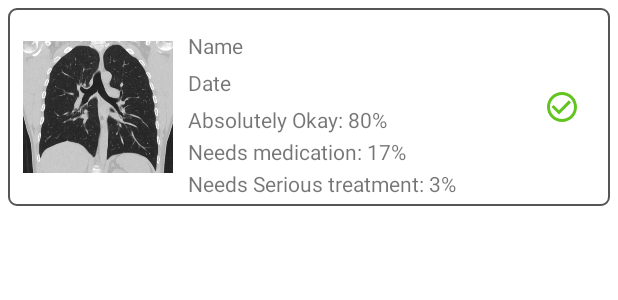
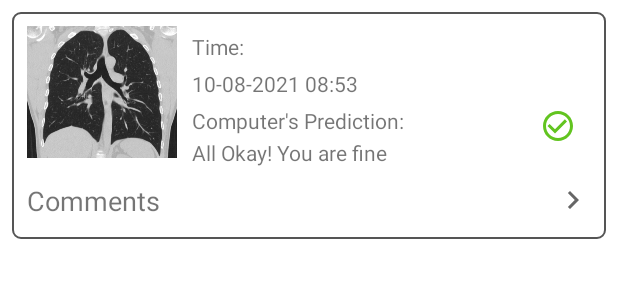
Before and after one commit to pulkit697/GoCorona, an Android app: the layout list_item_view_history_x_rays.xml on its own in the app's theme, with its tools: preview values and no code run, on a phone screen of 412 x 824 dp. Shown: the top 300 px of the screen. Run offline under Robolectric (Android 15) with nearby library versions, the phone set to English and light mode, and no system bars; network calls fail; Roboto replaces fonts that are not available here.

Commit message:
post ct scan warking

```diff
--- a/app/build.gradle
+++ b/app/build.gradle
@@ -43,7 +43,7 @@ dependencies {
     implementation 'androidx.core:core-ktx:1.6.0'
     implementation 'androidx.appcompat:appcompat:1.3.1'
     implementation 'com.google.android.material:material:1.4.0'
-    implementation 'androidx.constraintlayout:constraintlayout:2.0.4'
+    implementation 'androidx.constraintlayout:constraintlayout:2.1.0'
     implementation 'androidx.legacy:legacy-support-v4:1.0.0'
     implementation 'androidx.navigation:navigation-fragment-ktx:2.3.5'
     implementation 'androidx.navigation:navigation-ui-ktx:2.3.5'
@@ -57,4 +57,7 @@ dependencies {
     androidTestImplementation 'androidx.test.ext:junit:1.1.3'
     androidTestImplementation 'androidx.test.espresso:espresso-core:3.4.0'
     implementation 'com.squareup.retrofit2:retrofit:2.9.0'
+    implementation 'com.squareup.retrofit2:converter-gson:2.9.0'
+    implementation 'com.github.bumptech.glide:glide:4.12.0'
+    annotationProcessor 'com.github.bumptech.glide:compiler:4.12.0'
 }
--- /dev/null
+++ b/app/src/main/java/dev/pulkit/gocorona/Constants.kt
@@ -0,0 +1,5 @@
+package dev.pulkit.gocorona
+
+const val COLOR_GREEN = "#00ff00"
+const val COLOR_YELLOW = "#ffdf00"
+const val COLOR_RED = "#ff0000"
--- a/app/src/main/java/dev/pulkit/gocorona/api/ctscan/ctscanClient.kt
+++ /dev/null
@@ -1,6 +0,0 @@
-package dev.pulkit.gocorona.api.ctscan
-
-// https://rocky-lake-08141.herokuapp.com/
-
-object ctscanClient {
-}
--- a/app/src/main/java/dev/pulkit/gocorona/models/ctscan/CTScanPost.kt
+++ b/app/src/main/java/dev/pulkit/gocorona/models/ctscan/CTScanPost.kt
@@ -1,3 +1,3 @@
 package dev.pulkit.gocorona.models.ctscan
 
-data class CTScanPost(val imageUrl:String,val timeStamp:Int,val userId:Int,val MlReport:Int,val comments:ArrayList<Comment>){}
+data class CTScanPost(val imageUrl:String,val timeStamp:String,val userId:String,val MlReport:String,val comments:ArrayList<Comment>){}
--- /dev/null
+++ b/app/src/main/java/dev/pulkit/gocorona/models/ctscan/ResponseMessage.kt
@@ -0,0 +1,3 @@
+package dev.pulkit.gocorona.models.ctscan
+
+data class ResponseMessage(val message:String,val content:String)
--- a/app/src/main/java/dev/pulkit/gocorona/ui/fragments/HistoryMyXRaysFragment.kt
+++ b/app/src/main/java/dev/pulkit/gocorona/ui/fragments/HistoryMyXRaysFragment.kt
@@ -8,4 +8,5 @@ import android.view.ViewGroup
 import dev.pulkit.gocorona.R
 
 class HistoryMyXRaysFragment : Fragment(R.layout.fragment_history_my_x_rays) {
+
 }
--- /dev/null
+++ b/app/src/main/res/drawable/send_comment.xml
@@ -0,0 +1,5 @@
+<vector android:autoMirrored="true" android:height="24dp"
+    android:tint="#9C19D4" android:viewportHeight="24"
+    android:viewportWidth="24" android:width="24dp" xmlns:android="http://schemas.android.com/apk/res/android">
+    <path android:fillColor="@android:color/white" android:pathData="M2.01,21L23,12 2.01,3 2,10l15,2 -15,2z"/>
+</vector>
--- a/app/src/main/res/layout/list_item_view_history_x_rays.xml
+++ b/app/src/main/res/layout/list_item_view_history_x_rays.xml
@@ -4,8 +4,8 @@
     android:layout_height="wrap_content"
     xmlns:app="http://schemas.android.com/apk/res-auto"
     android:background="@drawable/solid_border"
-    android:layout_margin="5dp"
-    android:paddingVertical="5dp"
+    android:layout_margin="8dp"
+    android:paddingVertical="3dp"
     >
 
     <ImageView
@@ -16,49 +16,41 @@
         app:layout_constraintTop_toTopOf="parent"
         android:src="@drawable/sample_ct_scan"
         android:layout_marginStart="10dp"
-        app:layout_constraintBottom_toBottomOf="@id/tvFragListHistorySeriousTreatment"
+        app:layout_constraintBottom_toTopOf="@id/tvFragHistoryOpenComments"
         />
     <TextView
-        android:id="@+id/tvFragListHistoryName"
+        android:id="@+id/tvFragListHistoryTimeStampText"
         android:layout_width="wrap_content"
         android:layout_height="wrap_content"
-        android:text="Name"
+        android:text="Time:"
         android:layout_margin="10dp"
         app:layout_constraintTop_toTopOf="parent"
         app:layout_constraintLeft_toRightOf="@id/ivFragListHistoryCTScan"
         />
     <TextView
-        android:id="@+id/tvFragListHistoryDate"
+        android:id="@+id/tvFragListHistoryTimeStampAnswer"
         android:layout_width="wrap_content"
         android:layout_height="wrap_content"
-        android:text="Date"
+        android:text="10-08-2021 08:53"
         android:layout_marginVertical="5dp"
-        app:layout_constraintLeft_toLeftOf="@id/tvFragListHistoryName"
-        app:layout_constraintTop_toBottomOf="@id/tvFragListHistoryName"/>
+        app:layout_constraintLeft_toLeftOf="@id/tvFragListHistoryTimeStampText"
+        app:layout_constraintTop_toBottomOf="@id/tvFragListHistoryTimeStampText"/>
     <TextView
-        android:id="@+id/tvFragListHistoryAllOk"
+        android:id="@+id/tvFragListHistoryMlReportText"
         android:layout_width="wrap_content"
         android:layout_height="wrap_content"
-        android:text="Absolutely Okay: 80%"
+        android:text="Computer's Prediction:"
         android:layout_marginVertical="5dp"
-        app:layout_constraintLeft_toLeftOf="@id/tvFragListHistoryName"
-        app:layout_constraintTop_toBottomOf="@id/tvFragListHistoryDate"/>
+        app:layout_constraintLeft_toLeftOf="@id/tvFragListHistoryTimeStampText"
+        app:layout_constraintTop_toBottomOf="@id/tvFragListHistoryTimeStampAnswer"/>
     <TextView
-        android:id="@+id/tvFragListHistoryNeedsMedication"
+        android:id="@+id/tvFragListHistoryMlReportAnswer"
         android:layout_width="wrap_content"
         android:layout_height="wrap_content"
-        android:text="Needs medication: 17%"
+        android:text="All Okay! You are fine"
         android:layout_marginVertical="2dp"
-        app:layout_constraintLeft_toLeftOf="@id/tvFragListHistoryName"
-        app:layout_constraintTop_toBottomOf="@id/tvFragListHistoryAllOk"/>
-    <TextView
-        android:id="@+id/tvFragListHistorySeriousTreatment"
-        android:layout_width="wrap_content"
-        android:layout_height="wrap_content"
-        android:text="Needs Serious treatment: 3%"
-        android:layout_marginVertical="2dp"
-        app:layout_constraintLeft_toLeftOf="@id/tvFragListHistoryName"
-        app:layout_constraintTop_toBottomOf="@id/tvFragListHistoryNeedsMedication"/>
+        app:layout_constraintLeft_toLeftOf="@id/tvFragListHistoryTimeStampText"
+        app:layout_constraintTop_toBottomOf="@id/tvFragListHistoryMlReportText"/>
 
     <ImageView
         android:id="@+id/ivFragListHistoryMLReport"
@@ -69,5 +61,16 @@
         app:layout_constraintBottom_toBottomOf="parent"
         app:layout_constraintRight_toRightOf="parent"
         android:src="@drawable/ic_check_green"/>
+    <TextView
+        android:id="@+id/tvFragHistoryOpenComments"
+        android:layout_width="match_parent"
+        android:layout_height="wrap_content"
+        android:text="Comments"
+        android:clickable="true"
+        android:drawableEnd="@drawable/ic_right_arrow"
+        app:layout_constraintTop_toBottomOf="@id/tvFragListHistoryMlReportAnswer"
+        android:textSize="18sp"
+        android:padding="10dp"
+        />
 
 </androidx.constraintlayout.widget.ConstraintLayout>
```
Also changed, not shown: app/src/main/java/dev/pulkit/gocorona/adapters/CTScanHistoryFragmentAdapter.kt (added, +36 -0 lines), app/src/main/java/dev/pulkit/gocorona/adapters/ReviewCTScansAdapter.kt (added, +29 -0 lines), app/src/main/java/dev/pulkit/gocorona/api/ctscan/CtScanDao.kt (added, +25 -0 lines), app/src/main/java/dev/pulkit/gocorona/api/ctscan/CtscanClient.kt (added, +14 -0 lines), app/src/main/java/dev/pulkit/gocorona/ui/fragments/XRayReviewFragment.kt (+31 -0 lines), app/src/main/java/dev/pulkit/gocorona/ui/fragments/XRayScanFragment.kt (+79 -13 lines), app/src/main/res/layout/fragment_x_ray_review.xml (+4 -3 lines), app/src/main/res/layout/list_item_view_review_scan.xml (added, +69 -0 lines), app/src/main/res/drawable/loading_image.png (added).
